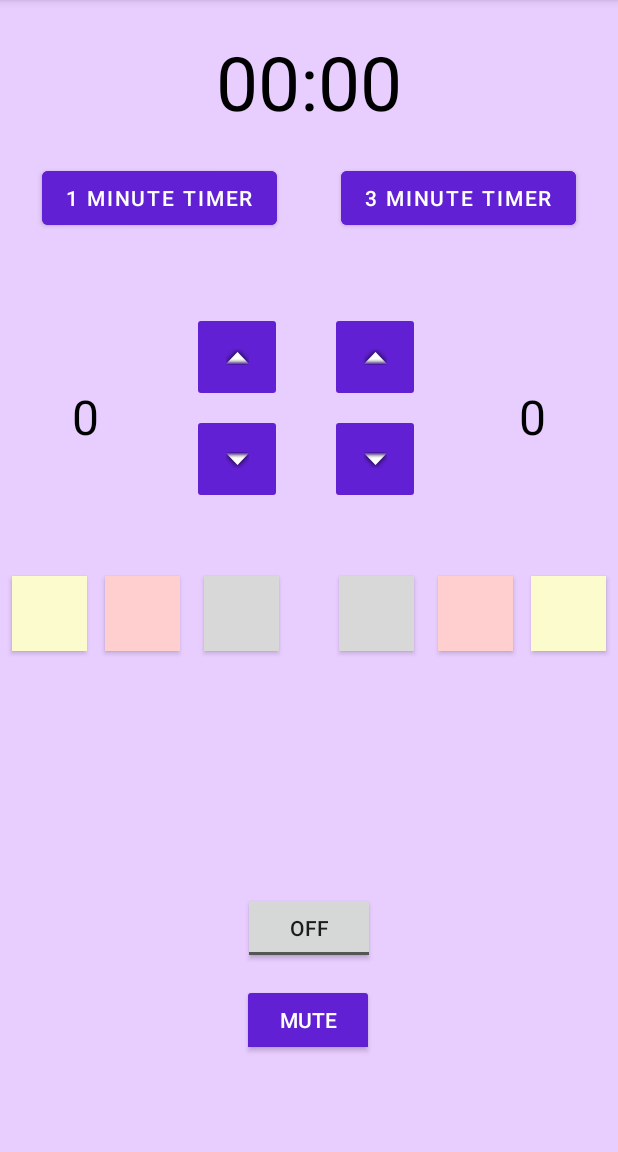
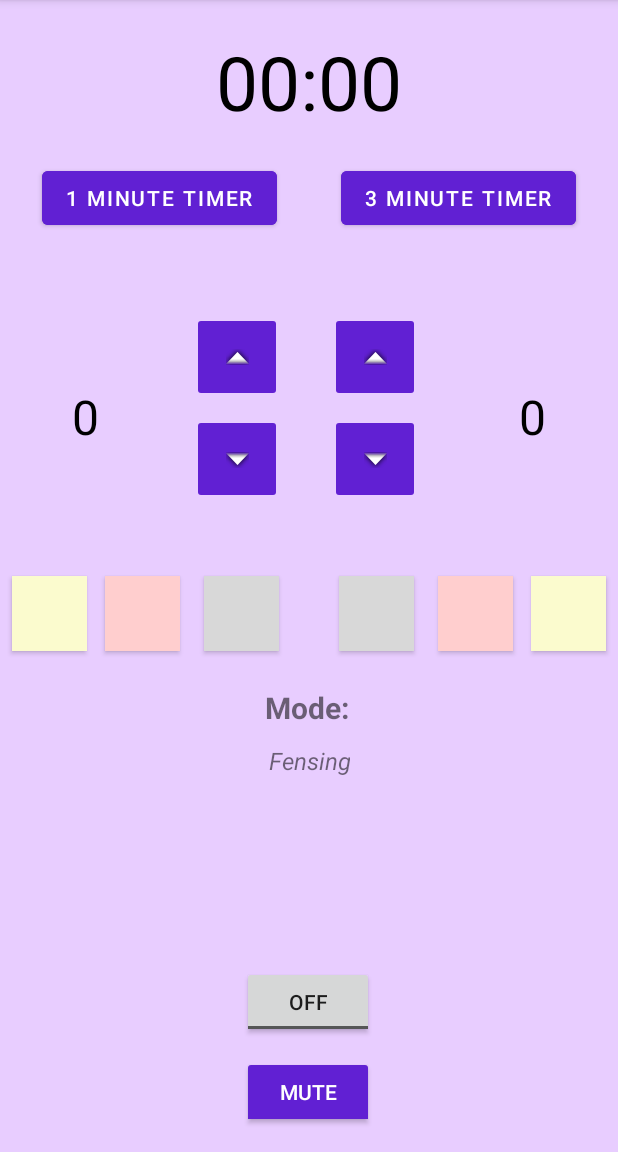
Before and after one commit to konnor-s/FencingScoringDevice, an Android app: the screen it shows after launch (MainActivity), on a phone screen of 412 x 824 dp, the part 84-1236 px from its top. Run offline under Robolectric (Android 15) with nearby library versions, the light colour scheme and no system bars.

Commit message:
Added two textview boxes for indication of fensing modes on android app UI

```diff
--- a/FencingRemoteController/app/src/main/res/layout/activity_main.xml
+++ b/FencingRemoteController/app/src/main/res/layout/activity_main.xml
@@ -2,10 +2,40 @@
 <androidx.constraintlayout.widget.ConstraintLayout xmlns:android="http://schemas.android.com/apk/res/android"
     xmlns:app="http://schemas.android.com/apk/res-auto"
     xmlns:tools="http://schemas.android.com/tools"
+    android:id="@+id/Mode"
     android:layout_width="match_parent"
     android:layout_height="match_parent"
     android:background="#E8CDFF"
     tools:context=".MainActivity">
+
+    <TextView
+        android:id="@+id/textView6"
+        android:layout_width="wrap_content"
+        android:layout_height="wrap_content"
+        android:contentDescription="Shows the mode"
+        android:text="Fensing"
+        android:textAlignment="center"
+        android:textSize="16sp"
+        android:textStyle="italic"
+        app:layout_constraintBottom_toTopOf="@+id/newbutton"
+        app:layout_constraintEnd_toEndOf="parent"
+        app:layout_constraintStart_toStartOf="parent"
+        app:layout_constraintTop_toBottomOf="@+id/textView5"
+        app:layout_constraintVertical_bias="0.076" />
+
+    <TextView
+        android:id="@+id/textView5"
+        android:layout_width="wrap_content"
+        android:layout_height="wrap_content"
+        android:layout_marginTop="24dp"
+        android:text="Mode:"
+        android:textAlignment="center"
+        android:textSize="20sp"
+        android:textStyle="bold"
+        app:layout_constraintEnd_toEndOf="parent"
+        app:layout_constraintHorizontal_bias="0.497"
+        app:layout_constraintStart_toStartOf="parent"
+        app:layout_constraintTop_toBottomOf="@+id/black1" />
 
     <ToggleButton
         android:id="@+id/black2"
@@ -193,7 +223,7 @@
         android:id="@+id/mute"
         android:layout_width="wrap_content"
         android:layout_height="wrap_content"
-        android:layout_marginBottom="64dp"
+        android:layout_marginBottom="16dp"
         android:backgroundTint="#6120D3"
         android:text="@string/mute"
         android:textColor="#FFFFFF"
@@ -208,10 +238,11 @@
         android:id="@+id/newbutton"
         android:layout_width="wrap_content"
         android:layout_height="wrap_content"
-        android:layout_marginBottom="13dp"
+        android:layout_marginBottom="12dp"
         android:text="Button"
         app:layout_constraintBottom_toTopOf="@+id/mute"
         app:layout_constraintEnd_toEndOf="parent"
+        app:layout_constraintHorizontal_bias="0.498"
         app:layout_constraintStart_toStartOf="parent" />
 
 </androidx.constraintlayout.widget.ConstraintLayout>
```
